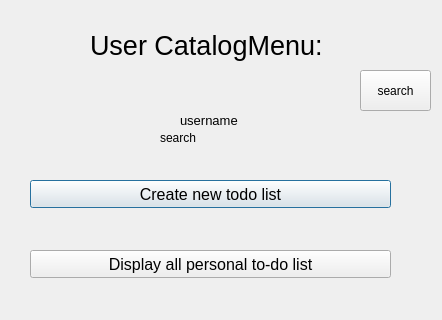
Old version of the form secondmain.ui in the repository kuku20/qttodolist; both pictures show x 0 to 442 and y 0 to 320 of the 442 by 616 pixel window.
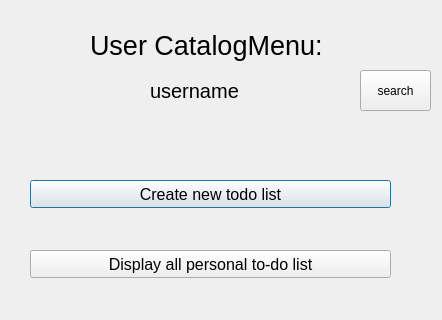
New version of the form.

Diff of the .ui file:
```diff
--- a/secondmain.ui
+++ b/secondmain.ui
@@ -142,34 +142,21 @@
   <widget class="QLabel" name="label_userdb">
    <property name="geometry">
     <rect>
-     <x>180</x>
-     <y>100</y>
-     <width>91</width>
+     <x>150</x>
+     <y>70</y>
+     <width>111</width>
      <height>41</height>
     </rect>
    </property>
    <property name="font">
     <font>
-     <pointsize>10</pointsize>
+     <pointsize>15</pointsize>
     </font>
    </property>
    <property name="text">
     <string>username</string>
    </property>
   </widget>
-  <widget class="QLabel" name="label_3">
-   <property name="geometry">
-    <rect>
-     <x>160</x>
-     <y>130</y>
-     <width>55</width>
-     <height>16</height>
-    </rect>
-   </property>
-   <property name="text">
-    <string>search</string>
-   </property>
-  </widget>
   <widget class="QPushButton" name="pushButton_6">
    <property name="geometry">
     <rect>
```
